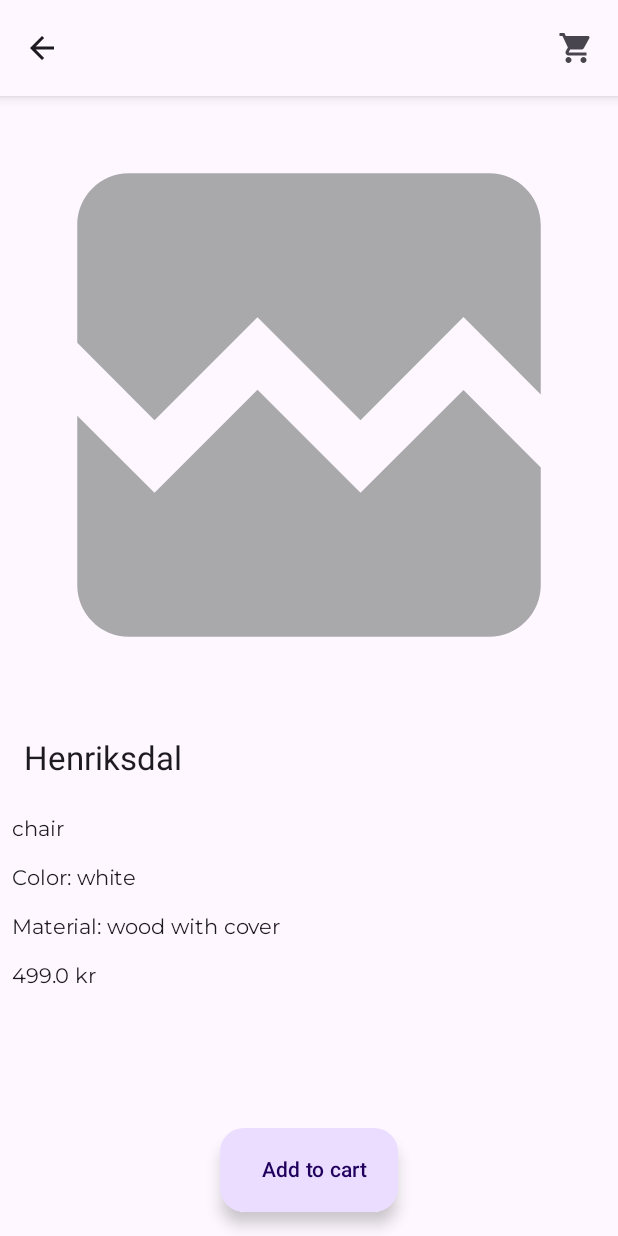
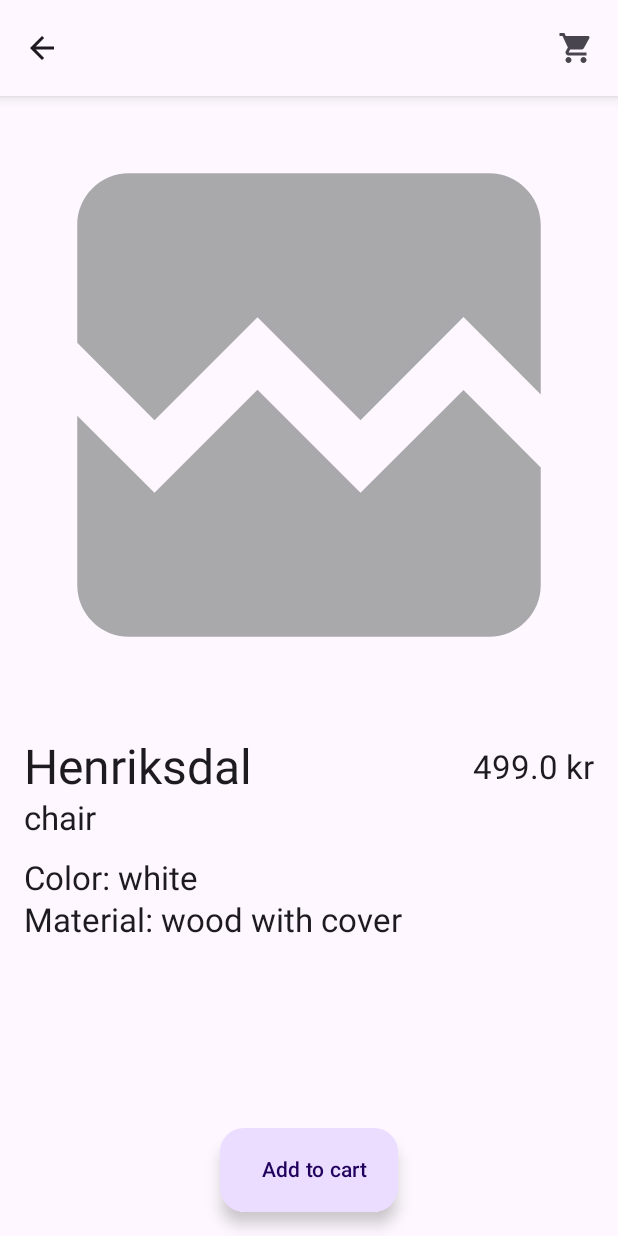
Before and after one commit to VitaliyBeletskiy/Shopper, an Android app built with Jetpack Compose: the screen it shows after launch (MainActivity), after a tap on "Henriksdal", on a phone screen of 412 x 824 dp. Run offline under Robolectric (Android 15) with nearby library versions, the phone set to English and light mode, and no system bars; our stand-ins replace Dagger/Hilt's generated code; pictures from the network do not load.

Commit message:
some UI changes; fix: when adding a new product to the cart, it is not saved;

```diff
--- a/app/src/main/java/vibe/shopper/data/CartRepository.kt
+++ b/app/src/main/java/vibe/shopper/data/CartRepository.kt
@@ -1,5 +1,6 @@
 package vibe.shopper.data
 
+import android.util.Log
 import kotlinx.coroutines.CoroutineScope
 import kotlinx.coroutines.flow.MutableStateFlow
 import kotlinx.coroutines.flow.StateFlow
@@ -50,6 +51,9 @@ class CartRepositoryImpl @Inject constructor(
         }
         // it it's new, add it to the cart with quantity 1
         repoScope.launch {
+            idsToQuantity[productId] = 1
+            cartDataSource.saveCart(idsToQuantity)
+
             val newCartItem = productRepository.getProduct(productId).fold(
                 ifSuccess = { product ->
                     CartItem(
--- a/app/src/main/java/vibe/shopper/ui/screen/home/HomeScreen.kt
+++ b/app/src/main/java/vibe/shopper/ui/screen/home/HomeScreen.kt
@@ -26,10 +26,13 @@ import androidx.compose.runtime.getValue
 import androidx.compose.ui.Modifier
 import androidx.compose.ui.platform.LocalContext
 import androidx.compose.ui.res.stringResource
-import androidx.compose.ui.text.font.FontWeight
+import androidx.compose.ui.tooling.preview.Preview
 import androidx.compose.ui.unit.dp
 import androidx.lifecycle.compose.collectAsStateWithLifecycle
 import vibe.shopper.R
+import vibe.shopper.data.model.Chair
+import vibe.shopper.data.model.ChairInfo
+import vibe.shopper.data.model.Price
 import vibe.shopper.data.model.Product
 import vibe.shopper.ui.component.ProductImage
 import vibe.shopper.ui.component.ShopperTopAppBar
@@ -68,7 +71,7 @@ fun HomeScreen(
 
 @OptIn(ExperimentalMaterial3Api::class)
 @Composable
-fun ProductList(
+private fun ProductList(
     products: List<Product>,
     isRefreshing: Boolean,
     onRefresh: () -> Unit,
@@ -82,14 +85,14 @@ fun ProductList(
     ) {
         LazyColumn(Modifier.fillMaxSize()) {
             items(products) { product ->
-                ProductItem(product = product, onProductClicked = onProductClicked)
+                ProductListItem(product = product, onProductClicked = onProductClicked)
             }
         }
     }
 }
 
 @Composable
-fun ProductItem(
+private fun ProductListItem(
     product: Product,
     onProductClicked: (Product) -> Unit,
     modifier: Modifier = Modifier,
@@ -116,10 +119,12 @@ fun ProductItem(
             ) {
                 Text(
                     text = product.name,
-                    fontWeight = FontWeight.Bold,
-                    fontSize = MaterialTheme.typography.bodyLarge.fontSize,
+                    style = MaterialTheme.typography.titleLarge,
                 )
-                Text(text = product.type)
+                Text(
+                    text = product.type,
+                    style = MaterialTheme.typography.titleMedium,
+                )
             }
             Column(
                 modifier = Modifier
@@ -127,8 +132,30 @@ fun ProductItem(
                     .padding(8.dp),
                 verticalArrangement = Arrangement.Center,
             ) {
-                Text(text = "${product.price.value} ${product.price.currency}")
+                Text(
+                    text = "${product.price.value} ${product.price.currency}",
+                    style = MaterialTheme.typography.titleMedium,
+                )
             }
         }
     }
 }
+
+@Preview
+@Composable
+private fun ProductListItemPreview() {
+    ProductListItem(
+        product = Chair(
+            id = 1,
+            name = "Henriksdal",
+            price = Price(100.0, "kr"),
+            type = "chair",
+            imageUrl = "https://www.ikea.com/se/sv/images/products/oestanoe-stol-svart-remmarn-moerkgra__1119282_pe873451_s5.jpg?f=xs",
+            info = ChairInfo(
+                material = "wood",
+                color = "black",
+            ),
+        ),
+        onProductClicked = {},
+    )
+}
--- a/app/src/main/java/vibe/shopper/ui/screen/product/ProductScreen.kt
+++ b/app/src/main/java/vibe/shopper/ui/screen/product/ProductScreen.kt
@@ -2,8 +2,11 @@ package vibe.shopper.ui.screen.product
 
 import androidx.compose.foundation.layout.Arrangement
 import androidx.compose.foundation.layout.Column
+import androidx.compose.foundation.layout.Row
+import androidx.compose.foundation.layout.Spacer
 import androidx.compose.foundation.layout.fillMaxSize
 import androidx.compose.foundation.layout.fillMaxWidth
+import androidx.compose.foundation.layout.height
 import androidx.compose.foundation.layout.padding
 import androidx.compose.material3.ExtendedFloatingActionButton
 import androidx.compose.material3.FabPosition
@@ -15,11 +18,15 @@ import androidx.compose.runtime.getValue
 import androidx.compose.ui.Alignment
 import androidx.compose.ui.Modifier
 import androidx.compose.ui.res.stringResource
+import androidx.compose.ui.tooling.preview.Preview
 import androidx.compose.ui.unit.dp
 import androidx.lifecycle.compose.collectAsStateWithLifecycle
 import vibe.shopper.R
 import vibe.shopper.data.model.Chair
+import vibe.shopper.data.model.ChairInfo
 import vibe.shopper.data.model.Couch
+import vibe.shopper.data.model.Price
+import vibe.shopper.data.model.Product
 import vibe.shopper.ui.component.ProductImage
 import vibe.shopper.ui.component.ShopperTopAppBar
 import vibe.shopper.ui.screen.home.HomeViewModel
@@ -53,79 +60,77 @@ fun ProductScreen(
             NoProductFoundWarning(modifier = Modifier.padding(innerPadding))
             return@Scaffold
         }
+        ProductView(product, modifier = Modifier.padding(innerPadding))
+    }
+}
 
+@Composable
+private fun ProductView(
+    product: Product,
+    modifier: Modifier = Modifier,
+) {
     Column(
-            modifier = Modifier.padding(innerPadding).fillMaxSize(),
+        modifier = modifier.fillMaxSize(),
         verticalArrangement = Arrangement.Top,
     ) {
         ProductImage(
             imageUrl = product.imageUrl,
             modifier = Modifier.fillMaxWidth(),
         )
+        Column(
+            modifier = Modifier
+                .fillMaxWidth()
+                .padding(16.dp),
+            horizontalAlignment = Alignment.Start,
+        ) {
+            Row(
+                verticalAlignment = Alignment.CenterVertically,
+            ) {
                 Text(
                     text = product.name,
-                modifier = Modifier
-                    .padding(16.dp)
-                    .align(Alignment.Start),
+                    style = MaterialTheme.typography.headlineLarge,
+                )
+                Spacer(modifier = Modifier.weight(1f))
+                Text(
+                    text = "${product.price.value} ${product.price.currency}",
                     style = MaterialTheme.typography.titleLarge,
                 )
+            }
             Text(
                 text = product.type,
-                modifier = Modifier
-                    .padding(8.dp)
-                    .align(Alignment.Start),
-                style = MaterialTheme.typography.bodyLarge,
+                style = MaterialTheme.typography.titleLarge,
             )
+            Spacer(modifier = Modifier.height(12.dp))
 
             when (product) {
                 is Chair -> {
                     Text(
                         text = stringResource(R.string.color, product.info.color),
-                        modifier = Modifier
-                            .padding(8.dp)
-                            .align(Alignment.Start),
-                        style = MaterialTheme.typography.bodyLarge,
+                        style = MaterialTheme.typography.titleLarge,
                     )
                     Text(
                         text = stringResource(R.string.material, product.info.material),
-                        modifier = Modifier
-                            .padding(8.dp)
-                            .align(Alignment.Start),
-                        style = MaterialTheme.typography.bodyLarge,
+                        style = MaterialTheme.typography.titleLarge,
                     )
                 }
 
                 is Couch -> {
                     Text(
                         text = stringResource(R.string.color, product.info.color),
-                        modifier = Modifier
-                            .padding(8.dp)
-                            .align(Alignment.Start),
-                        style = MaterialTheme.typography.bodyLarge,
+                        style = MaterialTheme.typography.titleLarge,
                     )
                     Text(
                         text = stringResource(R.string.number_of_seats, product.info.numberOfSeats),
-                        modifier = Modifier
-                            .padding(8.dp)
-                            .align(Alignment.Start),
-                        style = MaterialTheme.typography.bodyLarge,
+                        style = MaterialTheme.typography.titleLarge,
                     )
                 }
             }
-
-            Text(
-                text = "${product.price.value} ${product.price.currency}",
-                modifier = Modifier
-                    .padding(8.dp)
-                    .align(Alignment.Start),
-                style = MaterialTheme.typography.bodyLarge,
-            )
         }
     }
 }
 
 @Composable
-fun AddToCartFab(onClick: () -> Unit) {
+private fun AddToCartFab(onClick: () -> Unit) {
     ExtendedFloatingActionButton(
         onClick = { onClick() },
         icon = { },
@@ -134,7 +139,7 @@ fun AddToCartFab(onClick: () -> Unit) {
 }
 
 @Composable
-fun NoProductFoundWarning(modifier: Modifier = Modifier) {
+private fun NoProductFoundWarning(modifier: Modifier = Modifier) {
     Column(
         modifier = modifier.fillMaxSize(),
         horizontalAlignment = Alignment.CenterHorizontally,
@@ -143,3 +148,21 @@ fun NoProductFoundWarning(modifier: Modifier = Modifier) {
         Text(stringResource(R.string.no_product_found))
     }
 }
+
+@Preview
+@Composable
+private fun ProductViewPreview() {
+    ProductView(
+        product = Chair(
+            id = 1,
+            name = "Henriksdal",
+            price = Price(100.0, "kr"),
+            type = "chair",
+            imageUrl = "https://www.ikea.com/se/sv/images/products/oestanoe-stol-svart-remmarn-moerkgra__1119282_pe873451_s5.jpg?f=xs",
+            info = ChairInfo(
+                material = "wood",
+                color = "black",
+            ),
+        ),
+    )
+}
```
Also changed, not shown: app/src/main/java/vibe/shopper/data/datasource/CartDataSource.kt (+1 -8 lines), app/src/main/java/vibe/shopper/ui/screen/cart/CartScreen.kt (+6 -7 lines). Lines whose indentation alone changed are shown as unchanged.
